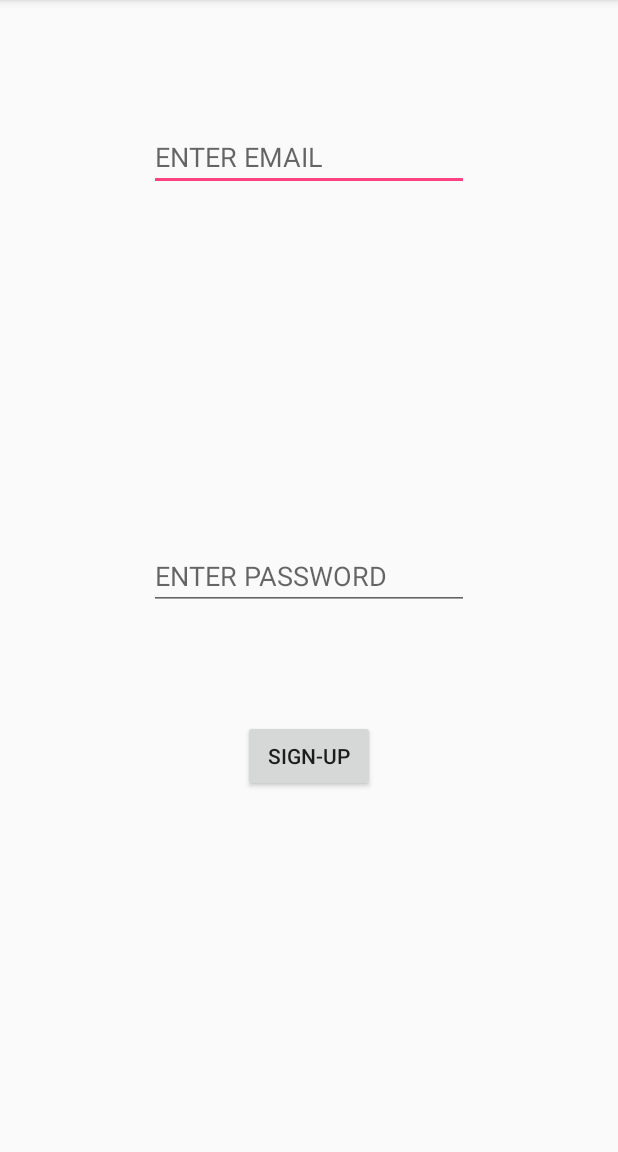
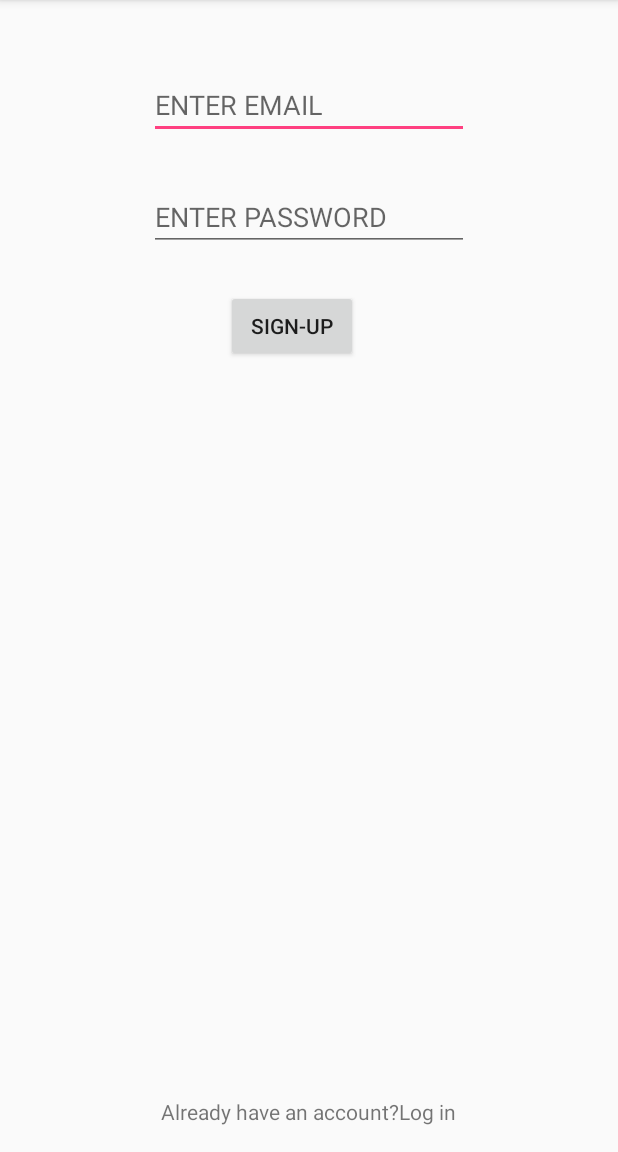
Before and after one commit to Collins33/blueCollar, an Android app: the Sign_Up screen opened directly, with no data from a screen before it, on a phone screen of 412 x 824 dp, the part 84-1236 px from its top. Run offline under Robolectric (Android 15) with nearby library versions, the phone set to English and light mode, and no system bars.

Commit message:
I have added the layouts for logging in and creating accounts

```diff
--- a/app/build.gradle
+++ b/app/build.gradle
@@ -30,5 +30,6 @@ dependencies {
     compile 'com.android.support:recyclerview-v7:26.+'
     compile 'com.google.firebase:firebase-database:9.2.1'
     testCompile 'junit:junit:4.12'
+    compile 'com.google.firebase:firebase-auth:9.0.2'
 }
 apply plugin: 'com.google.gms.google-services'
--- a/app/src/main/res/layout/activity_sign__up.xml
+++ b/app/src/main/res/layout/activity_sign__up.xml
@@ -11,30 +11,44 @@
         android:id="@+id/editText3"
         android:layout_width="wrap_content"
         android:layout_height="wrap_content"
-        android:layout_alignParentTop="true"
-        android:layout_centerHorizontal="true"
-        android:layout_marginTop="82dp"
+        android:layout_marginTop="47dp"
         android:ems="10"
         android:inputType="textPersonName"
-        android:hint="ENTER EMAIL" />
+        android:hint="ENTER EMAIL"
+        android:layout_alignParentTop="true"
+        android:layout_centerHorizontal="true" />
 
     <EditText
         android:id="@+id/editText4"
         android:layout_width="wrap_content"
         android:layout_height="wrap_content"
+        android:ems="10"
+        android:inputType="textPersonName"
+        android:hint="ENTER PASSWORD"
+        android:layout_below="@+id/editText3"
         android:layout_alignLeft="@+id/editText3"
         android:layout_alignStart="@+id/editText3"
-        android:layout_centerVertical="true"
-        android:ems="10"
-        android:inputType="textPersonName"
-        android:hint="ENTER PASSWORD" />
+        android:layout_marginTop="29dp" />
 
     <Button
         android:id="@+id/button"
         android:layout_width="wrap_content"
         android:layout_height="wrap_content"
+        android:layout_marginTop="26dp"
+        android:text="SIGN-UP"
         android:layout_below="@+id/editText4"
+        android:layout_alignLeft="@+id/editText4"
+        android:layout_alignStart="@+id/editText4"
+        android:layout_marginLeft="51dp"
+        android:layout_marginStart="51dp" />
+
+
+    <TextView
+        android:id="@+id/textView"
+        android:layout_width="wrap_content"
+        android:layout_height="wrap_content"
+        android:text="Already have an account?Log in"
+        android:layout_alignParentBottom="true"
         android:layout_centerHorizontal="true"
-        android:layout_marginTop="73dp"
-        android:text="SIGN-UP" />
+        android:layout_marginBottom="17dp" />
 </RelativeLayout>
```
